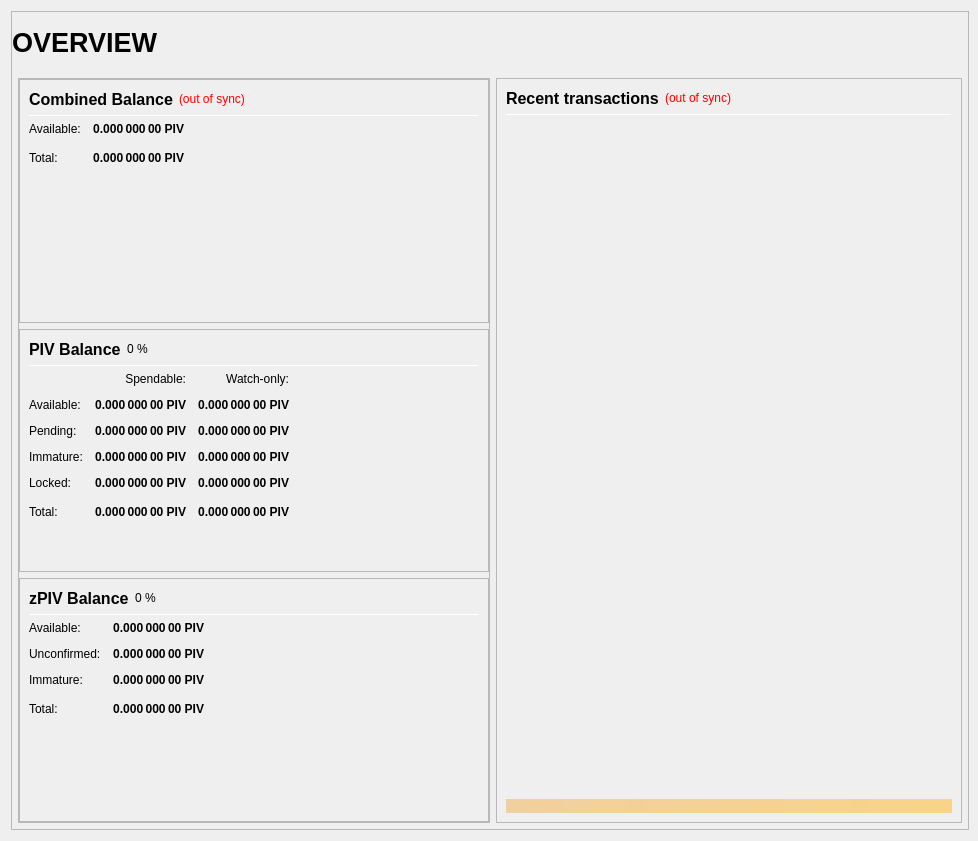
Before: the Qt Designer form src/qt/forms/overviewpage.ui in ComputerCraftr/simplicity-new, drawn with Qt 5.
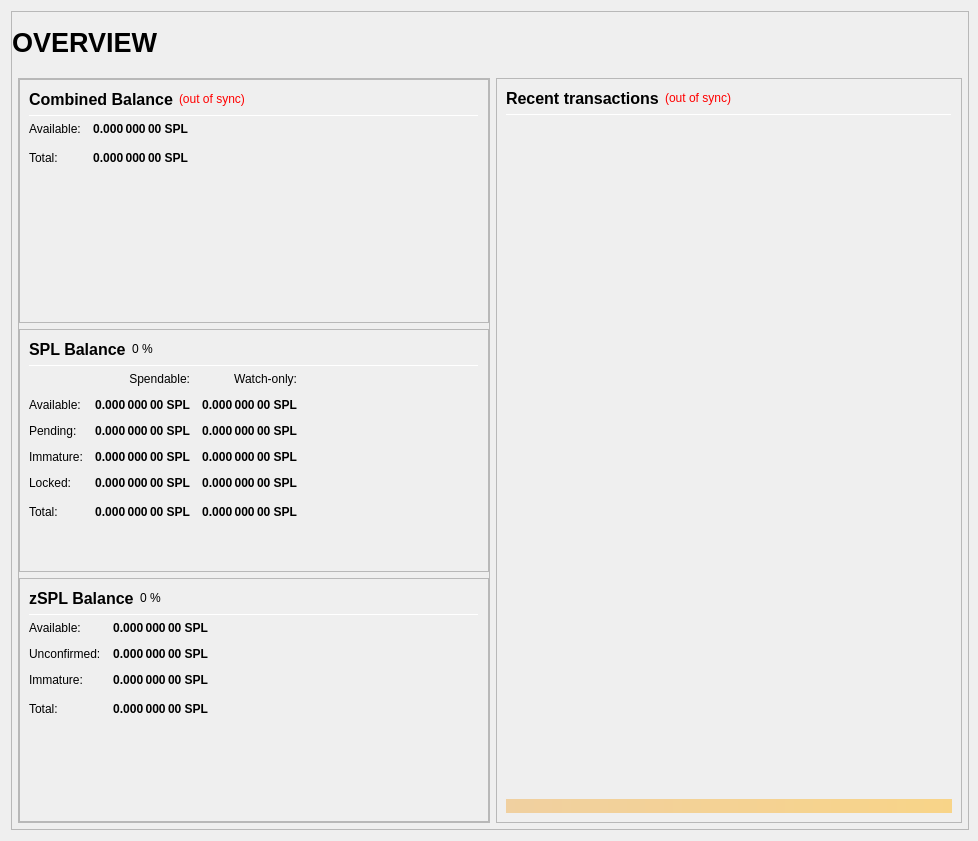
After: the same form once the commit is applied.

The edit to the form file:
```diff
--- a/src/qt/forms/overviewpage.ui
+++ b/src/qt/forms/overviewpage.ui
@@ -306,7 +306,7 @@
                           <string>Your current spendable balance</string>
                          </property>
                          <property name="text">
-                          <string notr="true">0.000 000 00 PIV</string>
+                          <string notr="true">0.000 000 00 SPL</string>
                          </property>
                          <property name="alignment">
                           <set>Qt::AlignRight|Qt::AlignTrailing|Qt::AlignVCenter</set>
@@ -338,7 +338,7 @@
                           <string>Total Balance, including all unavailable coins.</string>
                          </property>
                          <property name="text">
-                          <string notr="true">0.000 000 00 PIV</string>
+                          <string notr="true">0.000 000 00 SPL</string>
                          </property>
                          <property name="alignment">
                           <set>Qt::AlignRight|Qt::AlignTrailing|Qt::AlignVCenter</set>
@@ -406,7 +406,7 @@
                           </font>
                          </property>
                          <property name="text">
-                          <string>PIV Balance</string>
+                          <string>SPL Balance</string>
                          </property>
                         </widget>
                        </item>
@@ -498,7 +498,7 @@
                           <string>Your current spendable balance</string>
                          </property>
                          <property name="text">
-                          <string notr="true">0.000 000 00 PIV</string>
+                          <string notr="true">0.000 000 00 SPL</string>
                          </property>
                          <property name="alignment">
                           <set>Qt::AlignRight|Qt::AlignTrailing|Qt::AlignVCenter</set>
@@ -523,7 +523,7 @@
                           <string>Your current balance in watch-only addresses</string>
                          </property>
                          <property name="text">
-                          <string notr="true">0.000 000 00 PIV</string>
+                          <string notr="true">0.000 000 00 SPL</string>
                          </property>
                          <property name="alignment">
                           <set>Qt::AlignRight|Qt::AlignTrailing|Qt::AlignVCenter</set>
@@ -555,7 +555,7 @@
                           <string>Total of transactions that have yet to be confirmed, and do not yet count toward the spendable balance</string>
                          </property>
                          <property name="text">
-                          <string notr="true">0.000 000 00 PIV</string>
+                          <string notr="true">0.000 000 00 SPL</string>
                          </property>
                          <property name="alignment">
                           <set>Qt::AlignRight|Qt::AlignTrailing|Qt::AlignVCenter</set>
@@ -580,7 +580,7 @@
                           <string>Unconfirmed transactions to watch-only addresses</string>
                          </property>
                          <property name="text">
-                          <string notr="true">0.000 000 00 PIV</string>
+                          <string notr="true">0.000 000 00 SPL</string>
                          </property>
                          <property name="alignment">
                           <set>Qt::AlignRight|Qt::AlignTrailing|Qt::AlignVCenter</set>
@@ -612,7 +612,7 @@
                           <string>Staked or masternode rewards that has not yet matured</string>
                          </property>
                          <property name="text">
-                          <string notr="true">0.000 000 00 PIV</string>
+                          <string notr="true">0.000 000 00 SPL</string>
                          </property>
                          <property name="alignment">
                           <set>Qt::AlignRight|Qt::AlignTrailing|Qt::AlignVCenter</set>
@@ -637,7 +637,7 @@
                           <string>Staked or masternode rewards in watch-only addresses that has not yet matured</string>
                          </property>
                          <property name="text">
-                          <string notr="true">0.000 000 00 PIV</string>
+                          <string notr="true">0.000 000 00 SPL</string>
                          </property>
                          <property name="alignment">
                           <set>Qt::AlignRight|Qt::AlignTrailing|Qt::AlignVCenter</set>
@@ -672,7 +672,7 @@
                           <string>Locked PIV or Masternode collaterals. These are excluded from zPIV minting.</string>
                          </property>
                          <property name="text">
-                          <string notr="true">0.000 000 00 PIV</string>
+                          <string notr="true">0.000 000 00 SPL</string>
                          </property>
                          <property name="alignment">
                           <set>Qt::AlignRight|Qt::AlignTrailing|Qt::AlignVCenter</set>
@@ -697,7 +697,7 @@
                           <string>Current locked balance in watch-only addresses</string>
                          </property>
                          <property name="text">
-                          <string notr="true">0.000 000 00 PIV</string>
+                          <string notr="true">0.000 000 00 SPL</string>
                          </property>
                          <property name="alignment">
                           <set>Qt::AlignRight|Qt::AlignTrailing|Qt::AlignVCenter</set>
@@ -732,7 +732,7 @@
                           <string>Your current PIVX balance, unconfirmed and immature transactions included</string>
                          </property>
                          <property name="text">
-                          <string notr="true">0.000 000 00 PIV</string>
+                          <string notr="true">0.000 000 00 SPL</string>
                          </property>
                          <property name="alignment">
                           <set>Qt::AlignRight|Qt::AlignTrailing|Qt::AlignVCenter</set>
@@ -757,7 +757,7 @@
                           <string>Current total balance in watch-only addresses</string>
                          </property>
                          <property name="text">
-                          <string notr="true">0.000 000 00 PIV</string>
+                          <string notr="true">0.000 000 00 SPL</string>
                          </property>
                          <property name="alignment">
                           <set>Qt::AlignRight|Qt::AlignTrailing|Qt::AlignVCenter</set>
@@ -825,7 +825,7 @@
                           </font>
                          </property>
                          <property name="text">
-                          <string>zPIV Balance</string>
+                          <string>zSPL Balance</string>
                          </property>
                         </widget>
                        </item>
@@ -899,7 +899,7 @@
 These zPIV are spendable.</string>
                          </property>
                          <property name="text">
-                          <string notr="true">0.000 000 00 PIV</string>
+                          <string notr="true">0.000 000 00 SPL</string>
                          </property>
                          <property name="alignment">
                           <set>Qt::AlignRight|Qt::AlignTrailing|Qt::AlignVCenter</set>
@@ -930,7 +930,7 @@
 Immature: confirmed, but less than 1 mint of the same denomination after it was minted</string>
                          </property>
                          <property name="text">
-                          <string notr="true">0.000 000 00 PIV</string>
+                          <string notr="true">0.000 000 00 SPL</string>
                          </property>
                          <property name="alignment">
                           <set>Qt::AlignRight|Qt::AlignTrailing|Qt::AlignVCenter</set>
@@ -961,7 +961,7 @@
 Immature: confirmed, but less than 1 mint of the same denomination after it was minted</string>
                          </property>
                          <property name="text">
-                          <string notr="true">0.000 000 00 PIV</string>
+                          <string notr="true">0.000 000 00 SPL</string>
                          </property>
                          <property name="alignment">
                           <set>Qt::AlignRight|Qt::AlignTrailing|Qt::AlignVCenter</set>
@@ -993,7 +993,7 @@
                           <string>Your current zPIV balance, unconfirmed and immature zPIV included.</string>
                          </property>
                          <property name="text">
-                          <string notr="true">0.000 000 00 PIV</string>
+                          <string notr="true">0.000 000 00 SPL</string>
                          </property>
                          <property name="alignment">
                           <set>Qt::AlignRight|Qt::AlignTrailing|Qt::AlignVCenter</set>
```
Left out of the diff: 24 changed lines with no effect on the pictures.
